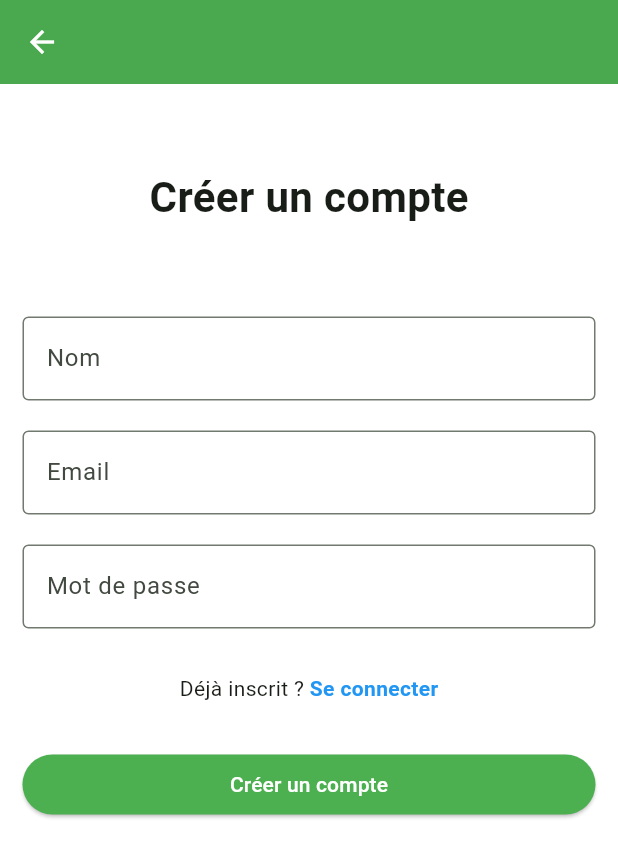
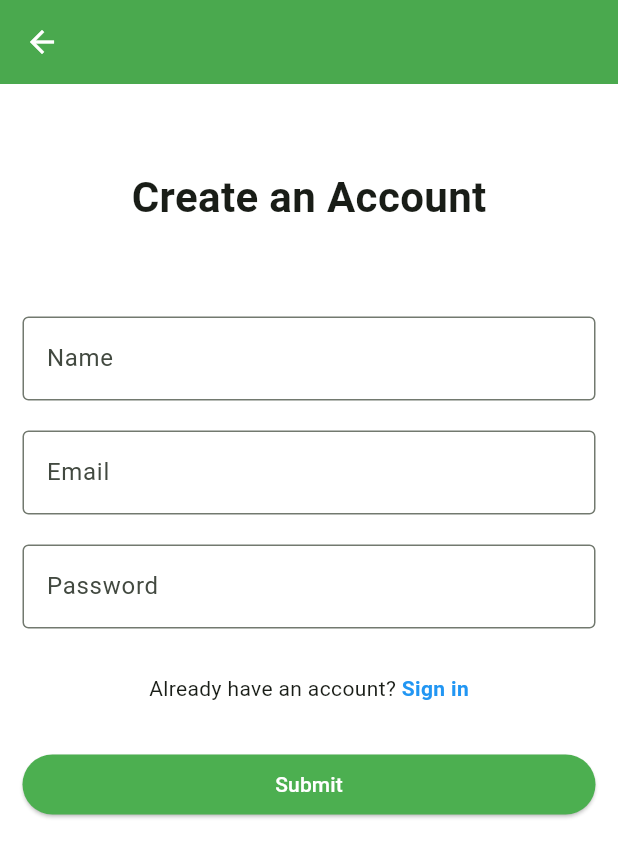
Before and after one commit to Safa-NAOUI/Flutter-Widgets-for-Beginners, a Flutter app: the screen it shows after launch, after a tap on "Sign Up", on a phone screen of 412 x 824 dp. Shown: the top 857 px of the screen. Run offline on Flutter 3.47's test engine with Material 3 defaults, Android fonts, the phone set to English and light mode, and no system bars.

Commit message:
clean code

```diff
--- a/lib/screens/login_screen.dart
+++ b/lib/screens/login_screen.dart
@@ -1,13 +1,11 @@
 import 'package:flutter/material.dart';
 import 'package:mon_projet/widgets/login_form.dart';
-import '../widgets/components/custom_text_field.dart';
 import '../widgets/components/custom_button.dart';
 import '../widgets/redirect_link.dart';
 import 'register_page.dart';
 import '../widgets/components/custom_app_bar.dart';
 import '../widgets/components/custom_title.dart';
 import '../pages/remember_forgot_row.dart';
-import '../pages/login_page.dart';
 
 class LoginScreen extends StatefulWidget {
   const LoginScreen({super.key});
@@ -37,11 +35,8 @@ class _LoginScreenState extends State<LoginScreen> {
               const SizedBox(height: 40),
               const CustomTitle(title: 'Sign In'),
               const SizedBox(height: 40),
-
               LoginForm(),
-
               const SizedBox(height: 25),
-
               /// Row containing "Remember me" and "Forgot Password?"
               RememberForgotRow(
                 rememberMe: _rememberMe,
@@ -57,12 +52,7 @@ class _LoginScreenState extends State<LoginScreen> {
 
               const SizedBox(height: 30),
               CustomButton(text: "Sign In", onPressed: printLogin),
-              const SizedBox(height: 10),
-
-              CustomButton(text: "Visitor", onPressed: printLogin),
-
               const SizedBox(height: 20),
-
               RedirectLink(
                 prefixText: "New user? Create an account!",
                 linkText: " Sign Up",
--- a/lib/screens/register_page.dart
+++ b/lib/screens/register_page.dart
@@ -23,40 +23,39 @@ class RegisterPage extends StatelessWidget {
             children: [
               const SizedBox(height: 40),
 
-              CustomTitle(title: 'Créer un compte'),
+              CustomTitle(title: 'Create an Account'),
 
               const SizedBox(height: 60),
-              const CustomTextField(label: 'Nom', hint: 'Entrez votre nom'),
+              const CustomTextField(label: 'Name', hint: 'Enter your name'),
               const SizedBox(height: 20),
 
               const CustomTextField(
                 label: 'Email',
-                hint: 'Entrez votre email',
+                hint: 'Enter your email',
                 keyboardType: TextInputType.emailAddress,
               ),
               const SizedBox(height: 20),
 
               const CustomTextField(
-                label: 'Mot de passe',
-                hint: 'Entrez un mot de passe',
+                label: 'Password',
+                hint: 'Enter a password',
                 obscureText: true,
               ),
               const SizedBox(height: 30),
 
               RedirectLink(
-                prefixText: "Déjà inscrit ? ",
-                linkText: "Se connecter",
+                prefixText: "Already have an account? ",
+                linkText: "Sign in",
                 onTap: () {
-                  Navigator.pop(context); // Revenir à LoginPage
-                  print("Aller à la page de connexion");
+                  Navigator.pop(context);
+                  print("Go to the login page");
                 },
               ),
               const SizedBox(height: 30),
 
               CustomButton(
-                text: "Créer un compte",
+                text: "Submit",
                 onPressed: () {
-                  print("Création du compte...");
                 },
               ),
             ],
```
Also changed, not shown: lib/pages/login_page.dart (deleted, +0 -58 lines).
